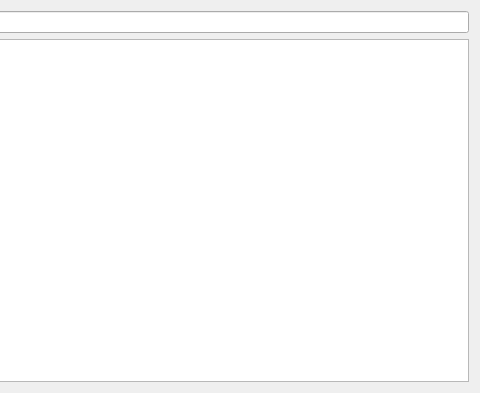
Before: the Qt Designer form main/RulesView.ui in towel42-com/RulesMaker, drawn with Qt 5; both pictures show x 281 to 761 and y 0 to 393 of the 761 by 393 pixel window.
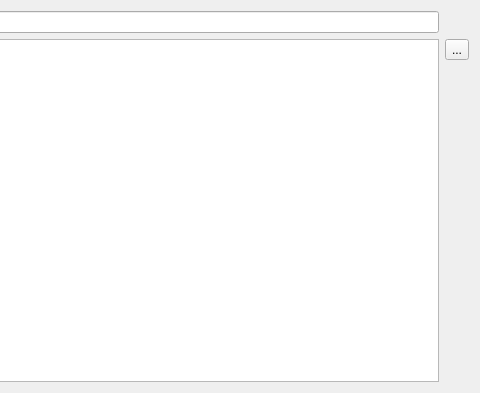
After: the same form once the commit is applied. Icons and pictures are not drawn.

What changed in the file:
```diff
--- a/main/RulesView.ui
+++ b/main/RulesView.ui
@@ -31,7 +31,31 @@
      </property>
     </widget>
    </item>
-   <item row="2" column="0" colspan="3">
+   <item row="2" column="3">
+    <widget class="QToolButton" name="deleteRule">
+     <property name="text">
+      <string>...</string>
+     </property>
+     <property name="icon">
+      <iconset resource="app.qrc">
+       <normaloff>:/resources/trash.png</normaloff>:/resources/trash.png</iconset>
+     </property>
+    </widget>
+   </item>
+   <item row="3" column="3">
+    <spacer name="verticalSpacer">
+     <property name="orientation">
+      <enum>Qt::Vertical</enum>
+     </property>
+     <property name="sizeHint" stdset="0">
+      <size>
+       <width>20</width>
+       <height>40</height>
+      </size>
+     </property>
+    </spacer>
+   </item>
+   <item row="2" column="0" rowspan="2" colspan="3">
     <widget class="QTreeView" name="rules">
      <property name="editTriggers">
       <set>QAbstractItemView::NoEditTriggers</set>
```
Left out of the diff: 4 changed lines with no effect on the pictures.
